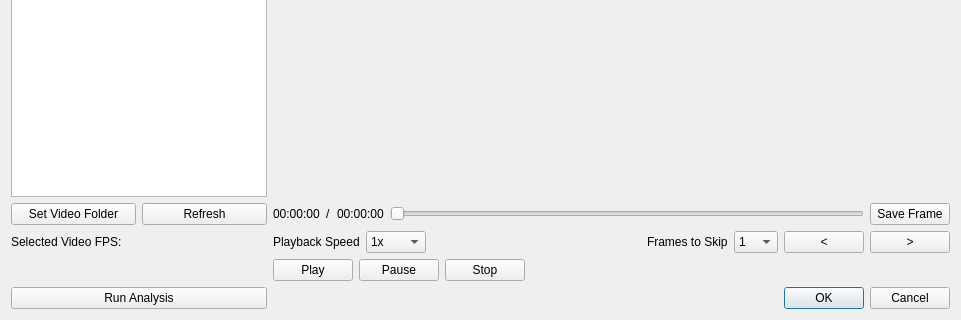
simenfuglestad/CI-VTS, file src/UI/analysis_dialog.ui: the form before one commit; both pictures show x 0 to 961 and y 345 to 665 of the 961 by 665 pixel window.
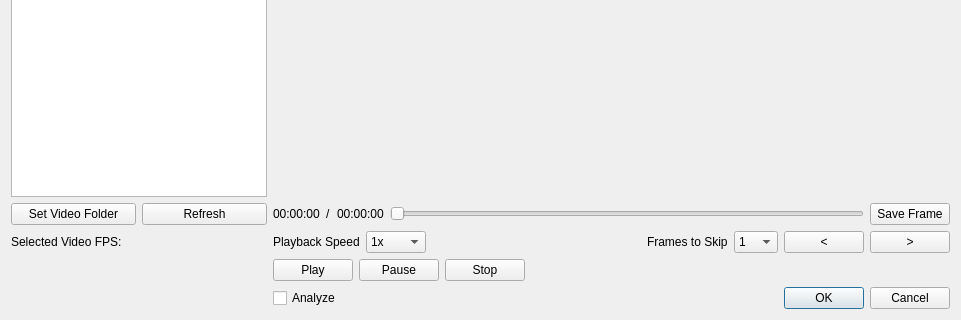
The form after the commit.

The edit to the form file:
```diff
--- a/src/UI/analysis_dialog.ui
+++ b/src/UI/analysis_dialog.ui
@@ -284,6 +284,36 @@
      </property>
     </widget>
    </item>
+   <item row="6" column="1">
+    <layout class="QHBoxLayout" name="horizontalLayout_5">
+     <item>
+      <widget class="QCheckBox" name="checkbox_analyze">
+       <property name="layoutDirection">
+        <enum>Qt::LeftToRight</enum>
+       </property>
+       <property name="text">
+        <string>Analyze</string>
+       </property>
+      </widget>
+     </item>
+     <item>
+      <widget class="QDialogButtonBox" name="buttonBox">
+       <property name="sizePolicy">
+        <sizepolicy hsizetype="Maximum" vsizetype="Fixed">
+         <horstretch>0</horstretch>
+         <verstretch>0</verstretch>
+        </sizepolicy>
+       </property>
+       <property name="orientation">
+        <enum>Qt::Horizontal</enum>
+       </property>
+       <property name="standardButtons">
+        <set>QDialogButtonBox::Cancel|QDialogButtonBox::Ok</set>
+       </property>
+      </widget>
+     </item>
+    </layout>
+   </item>
    <item row="2" column="1">
     <layout class="QHBoxLayout" name="horizontalLayout_4">
      <item>
@@ -329,23 +359,6 @@
      </item>
     </layout>
    </item>
-   <item row="8" column="1">
-    <widget class="QDialogButtonBox" name="buttonBox">
-     <property name="orientation">
-      <enum>Qt::Horizontal</enum>
-     </property>
-     <property name="standardButtons">
-      <set>QDialogButtonBox::Cancel|QDialogButtonBox::Ok</set>
-     </property>
-    </widget>
-   </item>
-   <item row="8" column="0">
-    <widget class="QPushButton" name="pushButton">
-     <property name="text">
-      <string>Run Analysis</string>
-     </property>
-    </widget>
-   </item>
   </layout>
  </widget>
  <resources/>
```
